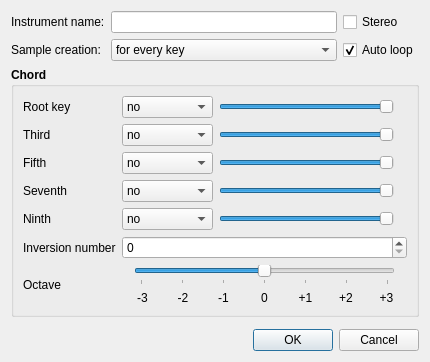
Above: sources/editor/tools/chords/toolchords_gui.ui from davy7125/polyphone before the change. Below: the same form after it.
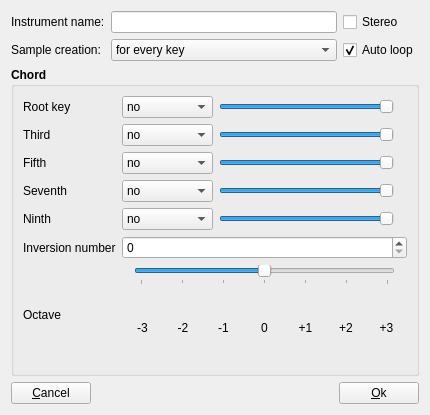
That is the form after the change.

Patch:
```diff
--- a/sources/editor/tools/chords/toolchords_gui.ui
+++ b/sources/editor/tools/chords/toolchords_gui.ui
@@ -7,7 +7,7 @@
     <x>0</x>
     <y>0</y>
     <width>430</width>
-    <height>362</height>
+    <height>415</height>
    </rect>
   </property>
   <property name="windowTitle">
@@ -688,27 +688,35 @@
     </widget>
    </item>
    <item>
-    <spacer name="verticalSpacer">
+    <layout class="QHBoxLayout" name="horizontalLayout">
+     <item>
+      <widget class="QPushButton" name="pushCancel">
+       <property name="text">
+        <string>&amp;Cancel</string>
+       </property>
+      </widget>
+     </item>
+     <item>
+      <spacer name="horizontalSpacer_3">
      <property name="orientation">
-      <enum>Qt::Vertical</enum>
+        <enum>Qt::Horizontal</enum>
      </property>
      <property name="sizeHint" stdset="0">
       <size>
-       <width>20</width>
-       <height>40</height>
+         <width>40</width>
+         <height>20</height>
       </size>
      </property>
     </spacer>
    </item>
    <item>
-    <widget class="QDialogButtonBox" name="buttonBox">
-     <property name="orientation">
-      <enum>Qt::Horizontal</enum>
-     </property>
-     <property name="standardButtons">
-      <set>QDialogButtonBox::Cancel|QDialogButtonBox::Ok</set>
-     </property>
-    </widget>
+      <widget class="QPushButton" name="pushOk">
+       <property name="text">
+        <string>&amp;Ok</string>
+       </property>
+      </widget>
+     </item>
+    </layout>
    </item>
   </layout>
  </widget>
```
Left out of the diff: 6 changed lines with no effect on the pictures. Lines whose indentation alone changed are shown as unchanged.
